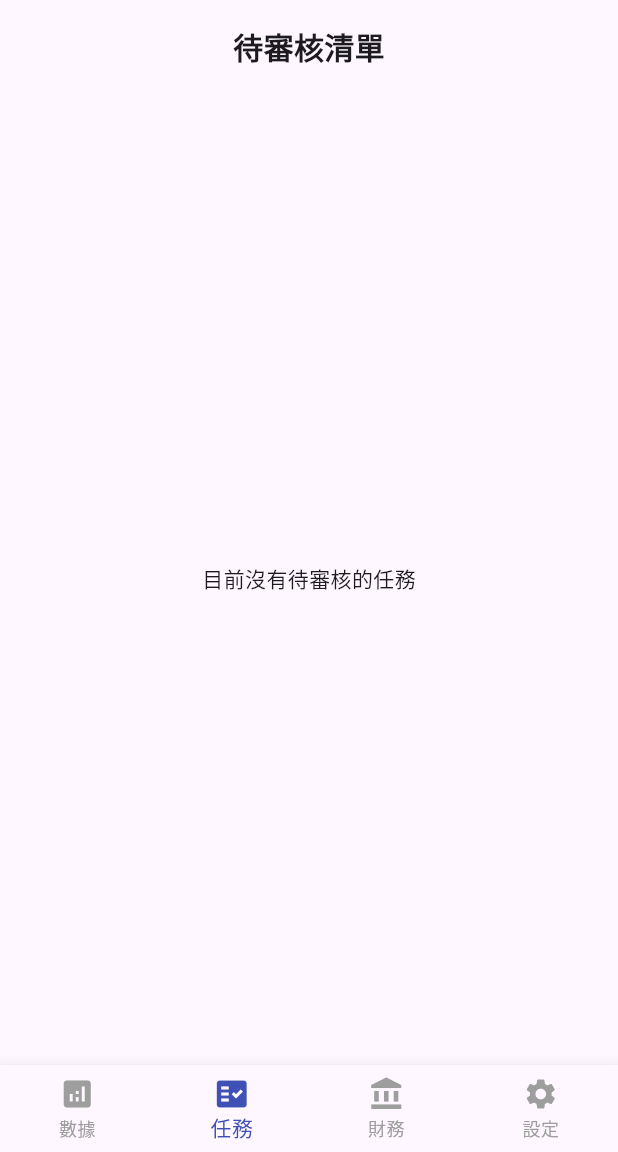
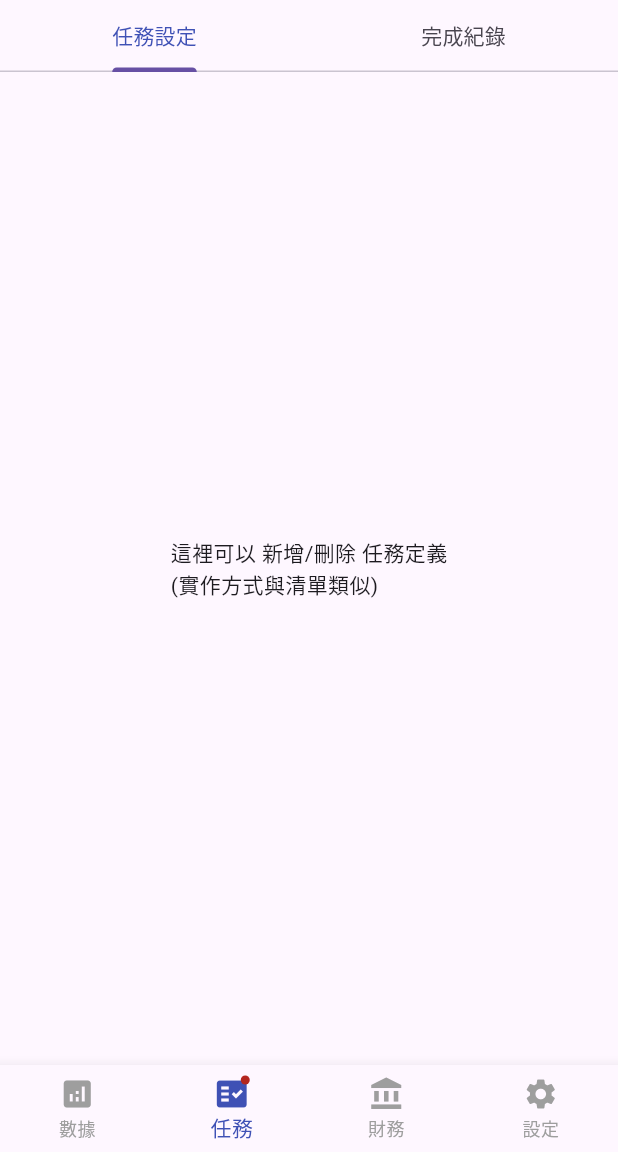
Before and after one commit to namonroll/shadow_wallet, a Flutter app: the ParentMainNavigation screen opened directly, item 2 of the bottom bar chosen, on a phone screen of 412 x 824 dp, the part 84-1236 px from its top. Run offline on Flutter 3.47's test engine with Material 3 defaults, Android fonts, the phone set to English and light mode, and no system bars.

Commit message:
任務改一下

```diff
--- a/lib/data/mock/mock_database.dart
+++ b/lib/data/mock/mock_database.dart
@@ -41,24 +41,27 @@ class MockDatabase {
       name: "自己整理書包",
       category: TaskCategory.A,
       dayType: TaskDayType.weekday,
+      description: "收書包",
       isLongTerm: false,
       baseCoin: 5,
     ),
     Task(
       taskId: "task_02",
       familyId: "fam_001",
-      name: "練習鋼琴 30 分鐘",
+      name: "練習鋼琴",
       category: TaskCategory.B,
       dayType: TaskDayType.weekend,
+      description: "練習鋼琴 30 分鐘",
       isLongTerm: true,
       baseCoin: 20,
     ),
     Task(
       taskId: "task_03",
       familyId: "fam_001",
-      name: "主動幫忙洗碗",
+      name: "洗碗",
       category: TaskCategory.C,
       dayType: TaskDayType.weekday,
+      description: "洗一下碗",
       isLongTerm: false,
       baseCoin: 10,
     ),
--- a/lib/data/models/task_model.dart
+++ b/lib/data/models/task_model.dart
@@ -6,6 +6,7 @@ class Task {
   final String name;
   final TaskCategory category;
   final TaskDayType dayType;
+  final String description;
   final bool isLongTerm;
   final int baseCoin;
   final bool isActive;
@@ -16,6 +17,7 @@ class Task {
     required this.name,
     required this.category,
     required this.dayType,
+    required this.description,
     required this.isLongTerm,
     required this.baseCoin,
     this.isActive = true,
@@ -27,6 +29,7 @@ class Task {
     name: name ?? this.name,
     category: category,
     dayType: dayType,
+    description: description,
     isLongTerm: isLongTerm,
     baseCoin: baseCoin ?? this.baseCoin,
     isActive: isActive ?? this.isActive,
@@ -38,6 +41,7 @@ class Task {
     name: json['name'],
     category: TaskCategory.values.byName(json['category']),
     dayType: TaskDayType.values.byName(json['day_type']),
+    description: json['description'] ?? '',
     isLongTerm: json['is_long_term'],
     baseCoin: json['base_coin'],
     isActive: json['is_active'] ?? true,
@@ -49,6 +53,7 @@ class Task {
     'name': name,
     'category': category.name,
     'day_type': dayType.name,
+    'description': description,
     'is_long_term': isLongTerm,
     'base_coin': baseCoin,
     'is_active': isActive,
--- a/lib/features/daily_tasks/view/parent_audit_view.dart
+++ /dev/null
@@ -1,51 +0,0 @@
-import 'package:flutter/material.dart';
-import 'package:provider/provider.dart';
-import '../providers/task_provider.dart';
-import '../../../data/enums.dart';
-
-class ParentAuditView extends StatelessWidget {
-  const ParentAuditView({Key? key}) : super(key: key);
-
-  @override
-  Widget build(BuildContext context) {
-    // 過濾出所有「待審核」的任務
-    final pendingTasks = context.watch<TaskProvider>().pendingAuditList;
-
-    return Column(
-      children: [
-        const Padding(
-          padding: EdgeInsets.all(16.0),
-          child: Text('待審核清單', style: TextStyle(fontSize: 20, fontWeight: FontWeight.bold)),
-        ),
-        Expanded(
-          child: pendingTasks.isEmpty
-            ? const Center(child: Text('目前沒有待審核的任務'))
-            : ListView.builder(
-                itemCount: pendingTasks.length,
-                itemBuilder: (context, index) {
-                  final completion = pendingTasks[index];
-                  return ListTile(
-                    title: Text('任務 ID: ${completion.taskId}'),
-                    subtitle: Text('提交時間: ${completion.completedAt.toString().substring(0, 16)}'),
-                    trailing: Row(
-                      mainAxisSize: MainAxisSize.min,
-                      children: [
-                        IconButton(
-                          icon: const Icon(Icons.check, color: Colors.green),
-                          onPressed: () => context.read<TaskProvider>().auditTask(completion.completionId, TaskStatus.completed, 10),
-                        ),
-                        IconButton(
-                          icon: const Icon(Icons.refresh, color: Colors.orange),
-                          onPressed: () {
-                            context.read<TaskProvider>().auditTask(completion.completionId, TaskStatus.reDiscuss, 0); },
-                        ),
-                      ],
-                    ),
-                  );
-                },
-              ),
-        ),
-      ],
-    );
-  }
-}
--- /dev/null
+++ b/lib/features/daily_tasks/view/parent_task_manage_view.dart
@@ -0,0 +1,61 @@
+import 'package:flutter/material.dart';
+import 'package:provider/provider.dart';
+import '../providers/task_provider.dart';
+import '../../finance_periodic/providers/wallet_provider.dart';
+
+class ParentTaskManageView extends StatelessWidget {
+  const ParentTaskManageView({Key? key}) : super(key: key);
+
+  @override
+  Widget build(BuildContext context) {
+    final history = context.watch<TaskProvider>().history;
+    final wallet = context.read<WalletProvider>();
+
+    return DefaultTabController(
+      length: 2,
+      child: Column(
+        children: [
+          const TabBar(
+            tabs: [Tab(text: "任務設定"), Tab(text: "完成紀錄")],
+            labelColor: Colors.indigo,
+          ),
+          Expanded(
+            child: TabBarView(
+              children: [
+                _buildTaskSettingTab(), // 管理現有任務清單
+                _buildHistoryTab(context, history, wallet), // 查看並可駁回
+              ],
+            ),
+          ),
+        ],
+      ),
+    );
+  }
+
+  Widget _buildTaskSettingTab() {
+    return const Center(child: Text("這裡可以 新增/刪除 任務定義\n(實作方式與清單類似)"));
+  }
+
+  Widget _buildHistoryTab(BuildContext context, List history, WalletProvider wallet) {
+    if (history.isEmpty) return const Center(child: Text("尚無任務完成紀錄"));
+
+    return ListView.builder(
+      itemCount: history.length,
+      itemBuilder: (context, index) {
+        final log = history[index];
+        return ListTile(
+          leading: const Icon(Icons.history_edu),
+          title: Text("任務 ID: ${log.taskId}"),
+          subtitle: Text("時間: ${log.completedAt.toString().substring(0, 16)}"),
+          trailing: TextButton(
+            onPressed: () {
+              // 駁回邏輯：從紀錄刪除並扣錢
+              context.read<TaskProvider>().revertTask(log, wallet);
+            },
+            child: const Text("駁回並扣款", style: TextStyle(color: Colors.red)),
+          ),
+        );
+      },
+    );
+  }
+}
--- a/lib/features/main_navigation/view/parent_main_navigation.dart
+++ b/lib/features/main_navigation/view/parent_main_navigation.dart
@@ -1,8 +1,7 @@
 import 'package:flutter/material.dart';
 import 'package:provider/provider.dart';
 import '../../../../core/providers/auth_provider.dart';
-import '../../../../features/daily_tasks/view/parent_audit_view.dart';
-import '../../../../features/daily_tasks/providers/task_provider.dart';
+import '../../../../features/daily_tasks/view/parent_task_manage_view.dart';
 import '../../../../features/finance_periodic/view/parent_finance_view.dart';
 
 class ParentMainNavigation extends StatefulWidget {
@@ -17,15 +16,13 @@ class _ParentMainNavigationState extends State<ParentMainNavigation> {
 
   final List<Widget> _screens = const [
     Center(child: Text('家庭儀表板 (開發中)')),
-    ParentAuditView(), // 第二頁：審核頁面
+    ParentTaskManageView(), // 第二頁：任務管理頁面
     ParentFinanceView(), // 第三頁：財務頁面
     Center(child: Text('系統設定')),
   ];
 
   @override
   Widget build(BuildContext context) {
-    // 監聽待審核數量，可以在 UI 上做標記 (Badge)
-    final pendingTasks = context.watch<TaskProvider>().pendingAuditList.length;
 
     return Scaffold(
       appBar: AppBar(
@@ -48,14 +45,7 @@ class _ParentMainNavigationState extends State<ParentMainNavigation> {
         unselectedItemColor: Colors.grey,
         items: [
           const BottomNavigationBarItem(icon: Icon(Icons.analytics), label: '數據'),
-          BottomNavigationBarItem(
-            icon: Badge(
-              label: Text(pendingTasks.toString()),
-              isLabelVisible: pendingTasks > 0,
-              child: const Icon(Icons.fact_check),
-            ),
-            label: '任務',
-          ),
+          BottomNavigationBarItem(icon: Badge(child: const Icon(Icons.fact_check),),label:'任務',),
           const BottomNavigationBarItem(icon: Icon(Icons.account_balance), label: '財務'),
           const BottomNavigationBarItem(icon: Icon(Icons.settings), label: '設定'),
         ],
```
Also changed, not shown: lib/features/daily_tasks/providers/task_provider.dart (+47 -26 lines), lib/features/daily_tasks/view/child_task_list_view.dart (+97 -31 lines).
